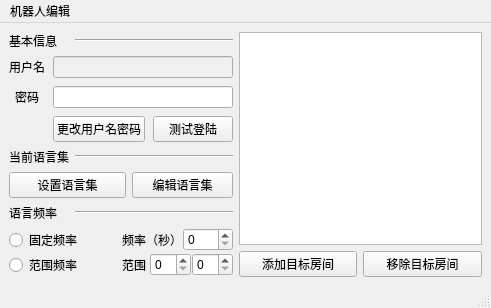
kingyy2013/autobot, file autobot_edit_window_form.ui: the form before one commit.
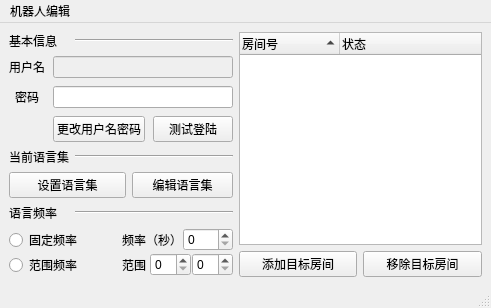
The form after the commit.

Commit message: Added target room UI.

Patch:
```diff
--- a/autobot_edit_window_form.ui
+++ b/autobot_edit_window_form.ui
@@ -213,7 +213,24 @@
        </widget>
       </item>
       <item row="0" column="0" colspan="2">
-       <widget class="QListView" name="listView_targets"/>
+       <widget class="QTreeWidget" name="treeWidget_targets">
+        <property name="selectionMode">
+         <enum>QAbstractItemView::ExtendedSelection</enum>
+        </property>
+        <property name="sortingEnabled">
+         <bool>true</bool>
+        </property>
+        <column>
+         <property name="text">
+          <string>房间号</string>
+         </property>
+        </column>
+        <column>
+         <property name="text">
+          <string>状态</string>
+         </property>
+        </column>
+       </widget>
       </item>
      </layout>
     </item>
```
The commit also changes 12 other files.
